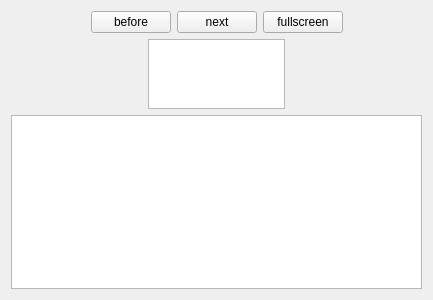
Old version of the form core/ui/ViewerPageWidget.ui in the repository aschuman/CoBaB.
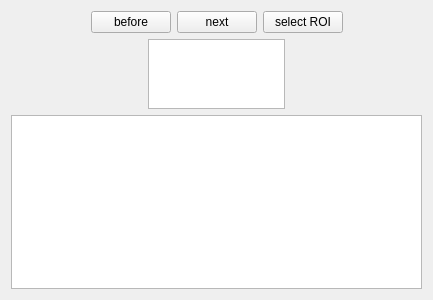
New version of the form.

Diff of the .ui file:
```diff
--- a/core/ui/ViewerPageWidget.ui
+++ b/core/ui/ViewerPageWidget.ui
@@ -58,15 +58,9 @@
         </widget>
        </item>
        <item>
-        <widget class="QPushButton" name="mFullscreenButton">
-         <property name="sizePolicy">
-          <sizepolicy hsizetype="Fixed" vsizetype="Fixed">
-           <horstretch>0</horstretch>
-           <verstretch>0</verstretch>
-          </sizepolicy>
-         </property>
+        <widget class="QPushButton" name="mROIButton">
          <property name="text">
-          <string>fullscreen</string>
+          <string>select ROI</string>
          </property>
         </widget>
        </item>
```
Left out of the diff: 7 changed lines with no effect on the pictures.
